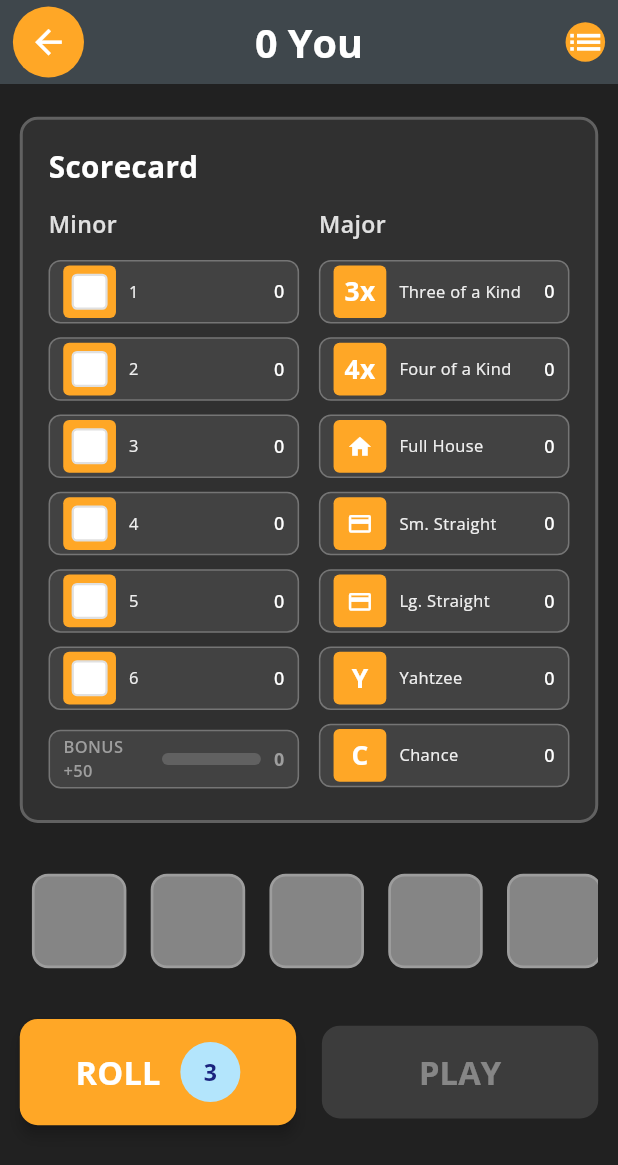
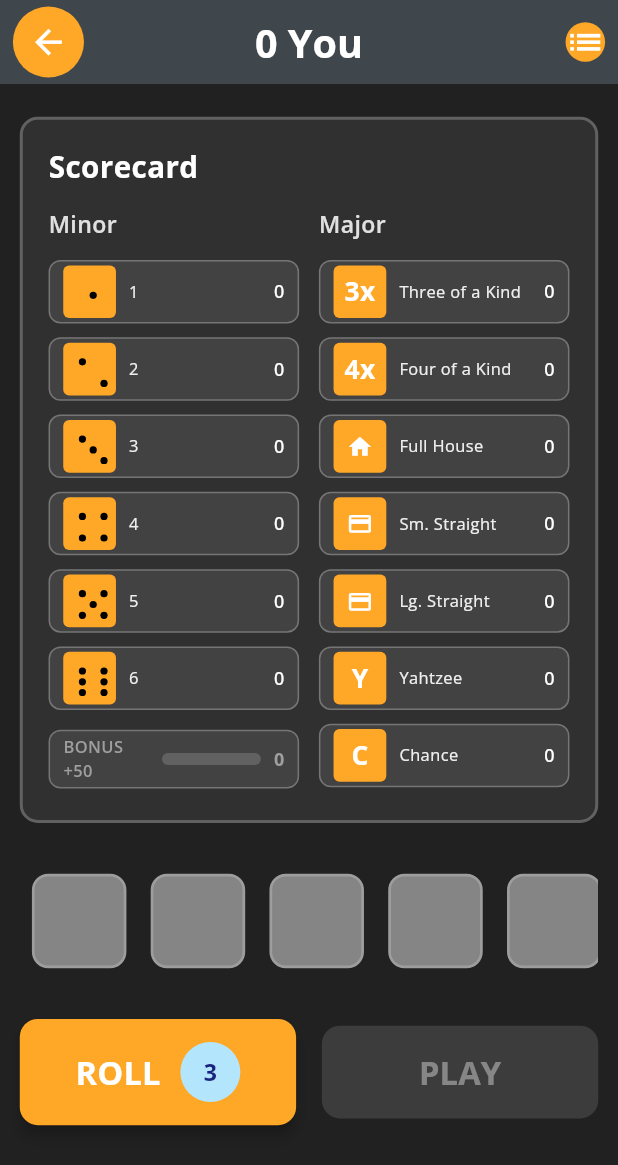
Before and after one commit to carlosroman/poker-dice-app, a Flutter app: the GameScreen screen opened directly, on a phone screen of 412 x 824 dp. Shown: the top 1165 px of the screen. Run offline on Flutter 3.47's test engine with Material 3 defaults, Android fonts, the phone set to English and light mode, and no system bars; our stand-ins replace flutter_riverpod, google_fonts, shared_preferences; accounts and stored records are empty.

Commit message:
fix(ui): improve dice dot visibility and positioning
- Fixed pip positioning to use relative percentages instead of hardcoded pixels
- Added showBackground parameter to DiceDot widget
- Score sheet dice icons now show black pips without background
- Dots properly scale for any dice size (24px to 70px+)
- All 277 tests pass

```diff
--- a/lib/features/ui/screens/game_screen.dart
+++ b/lib/features/ui/screens/game_screen.dart
@@ -1213,6 +1213,11 @@
   Widget _getDiceFaceIcon(int index) {
     // index 0-5 maps to values 1-6
     final diceValue = index + 1;
-    return DiceDot(value: diceValue, size: 24.0, pipColor: Colors.white);
+    return DiceDot(
+      value: diceValue,
+      size: 24.0,
+      pipColor: Colors.black,
+      showBackground: false,
+    );
   }
 }
--- a/lib/features/ui/widgets/dice_dot.dart
+++ b/lib/features/ui/widgets/dice_dot.dart
@@ -19,12 +19,17 @@
   /// The color of the pips.
   final Color pipColor;
 
+  /// Whether to show the white background container.
+  /// Set to false for score sheet icons to avoid visibility issues.
+  final bool showBackground;
+
   /// Creates a [DiceDot] widget.
   const DiceDot({
     super.key,
     required this.value,
     this.size = 50.0,
     this.pipColor = Colors.black,
+    this.showBackground = true,
   });
 
   @override
@@ -32,6 +37,21 @@
     // Define pip positions based on dice value
     final positions = _getPipPositions(value);
 
+    final pipsWidget = Stack(
+      children: positions.map((position) {
+        return Positioned(
+          left: position['left']! * size,
+          top: position['top']! * size,
+          child: Container(
+            width: size * 0.20,
+            height: size * 0.20,
+            decoration: BoxDecoration(color: pipColor, shape: BoxShape.circle),
+          ),
+        );
+      }).toList(),
+    );
+
+    if (showBackground) {
       return Container(
         width: size,
         height: size,
@@ -40,68 +60,59 @@
           borderRadius: BorderRadius.circular(size * 0.15),
           border: Border.all(color: Colors.grey[300]!, width: 1.5),
         ),
-      child: Stack(
-        children: positions.map((position) {
-          return Positioned(
-            left: position['left'],
-            top: position['top'],
-            child: Container(
-              width: size * 0.18,
-              height: size * 0.18,
-              decoration: BoxDecoration(
-                color: pipColor,
-                shape: BoxShape.circle,
-              ),
-            ),
+        child: pipsWidget,
       );
-        }).toList(),
-      ),
-    );
+    } else {
+      // No background - just pips (for score sheet icons)
+      return SizedBox(width: size, height: size, child: pipsWidget);
+    }
   }
 
   /// Returns the pip positions for a given dice value.
+  ///
+  /// Positions are returned as percentages (0.0 to 1.0) of the dice size.
   List<Map<String, double>> _getPipPositions(int value) {
     final positions = <Map<String, double>>[];
 
     switch (value) {
       case 1:
-        // Center pip
-        positions.add({'left': 35.0, 'top': 35.0});
+        // Center pip (50%)
+        positions.add({'left': 0.5, 'top': 0.5});
         break;
       case 2:
-        // Top-left and bottom-right
-        positions.add({'left': 10.0, 'top': 10.0});
-        positions.add({'left': 60.0, 'top': 60.0});
+        // Top-left (20%) and bottom-right (80%)
+        positions.add({'left': 0.2, 'top': 0.2});
+        positions.add({'left': 0.8, 'top': 0.8});
         break;
       case 3:
         // Top-left, center, bottom-right
-        positions.add({'left': 10.0, 'top': 10.0});
-        positions.add({'left': 35.0, 'top': 35.0});
-        positions.add({'left': 60.0, 'top': 60.0});
+        positions.add({'left': 0.2, 'top': 0.2});
+        positions.add({'left': 0.5, 'top': 0.5});
+        positions.add({'left': 0.8, 'top': 0.8});
         break;
       case 4:
         // Four corners
-        positions.add({'left': 10.0, 'top': 10.0});
-        positions.add({'left': 60.0, 'top': 10.0});
-        positions.add({'left': 10.0, 'top': 60.0});
-        positions.add({'left': 60.0, 'top': 60.0});
+        positions.add({'left': 0.2, 'top': 0.2});
+        positions.add({'left': 0.8, 'top': 0.2});
+        positions.add({'left': 0.2, 'top': 0.8});
+        positions.add({'left': 0.8, 'top': 0.8});
         break;
       case 5:
         // Four corners + center
-        positions.add({'left': 10.0, 'top': 10.0});
-        positions.add({'left': 60.0, 'top': 10.0});
-        positions.add({'left': 10.0, 'top': 60.0});
-        positions.add({'left': 60.0, 'top': 60.0});
-        positions.add({'left': 35.0, 'top': 35.0});
+        positions.add({'left': 0.2, 'top': 0.2});
+        positions.add({'left': 0.8, 'top': 0.2});
+        positions.add({'left': 0.2, 'top': 0.8});
+        positions.add({'left': 0.8, 'top': 0.8});
+        positions.add({'left': 0.5, 'top': 0.5});
         break;
       case 6:
-        // Two columns of 3
-        positions.add({'left': 10.0, 'top': 10.0});
-        positions.add({'left': 60.0, 'top': 10.0});
-        positions.add({'left': 10.0, 'top': 35.0});
-        positions.add({'left': 60.0, 'top': 35.0});
-        positions.add({'left': 10.0, 'top': 60.0});
-        positions.add({'left': 60.0, 'top': 60.0});
+        // Two columns of 3 (at 20% and 80%, with rows at 20%, 50%, 80%)
+        positions.add({'left': 0.2, 'top': 0.2});
+        positions.add({'left': 0.8, 'top': 0.2});
+        positions.add({'left': 0.2, 'top': 0.5});
+        positions.add({'left': 0.8, 'top': 0.5});
+        positions.add({'left': 0.2, 'top': 0.8});
+        positions.add({'left': 0.8, 'top': 0.8});
         break;
       default:
         // Default to empty dice
```
Lines whose indentation alone changed are shown as unchanged.
